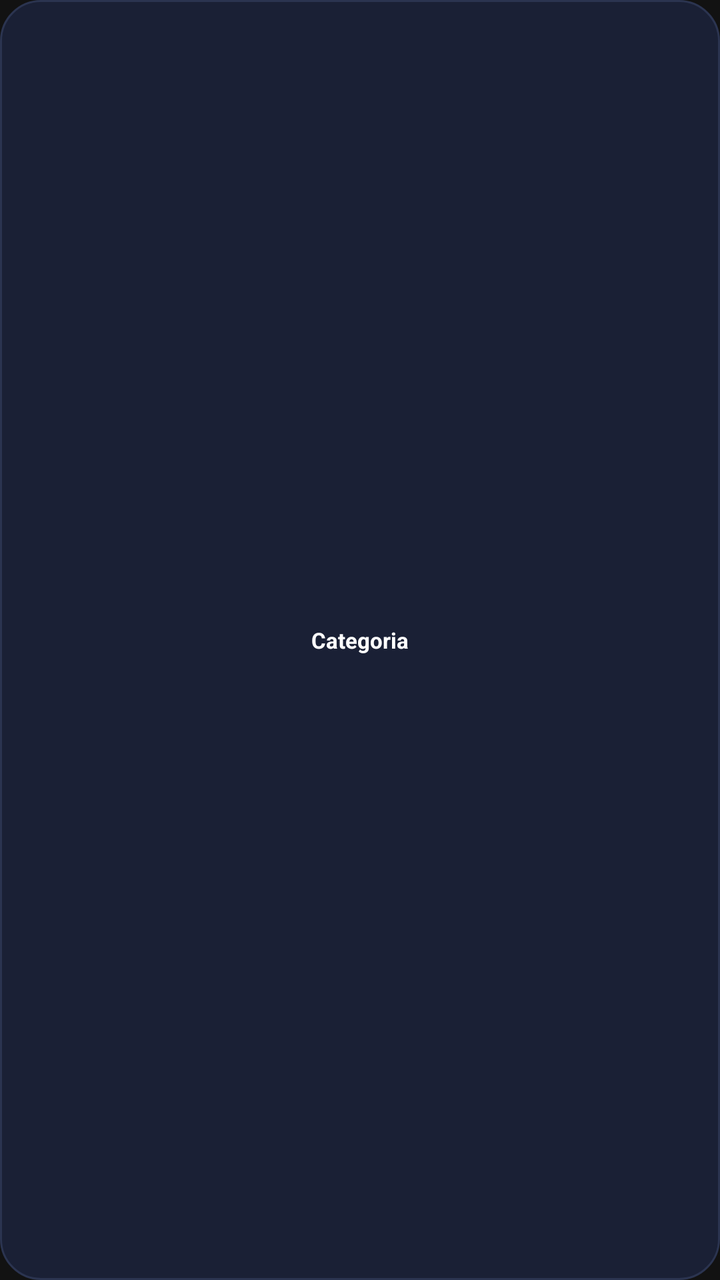
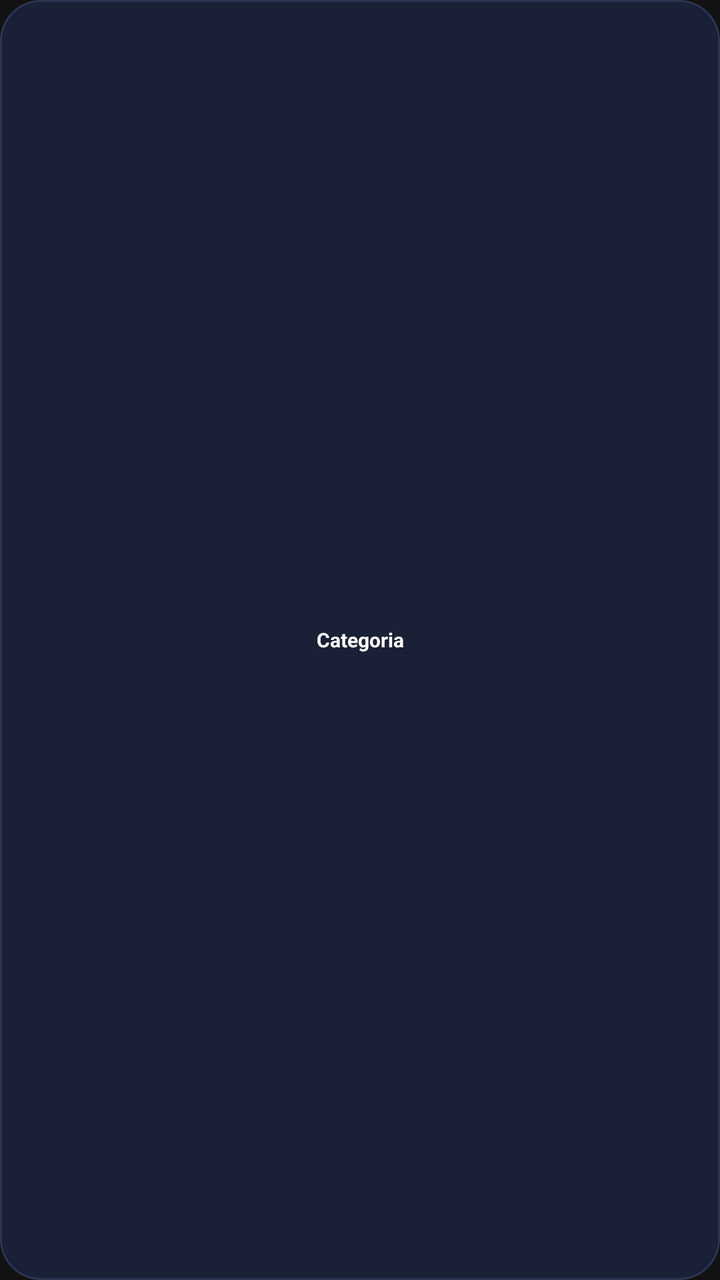

Before-and-after screenshots of an Android layout around one commit, followed by the original layout XML and the change that was made.
<!-- AndroidManifest.xml: application theme Theme.AndPlay -->
<!-- res/layout/item_category_pill.xml -->
<?xml version="1.0" encoding="utf-8"?>
<TextView xmlns:android="http://schemas.android.com/apk/res/android"
    android:id="@+id/pillText"
    android:layout_width="wrap_content"
    android:layout_height="26dp"
    android:layout_marginEnd="6dp"
    android:background="@drawable/pill_focus_bg"
    android:clickable="true"
    android:focusable="true"
    android:focusableInTouchMode="true"
    android:gravity="center"
    android:paddingStart="10dp"
    android:paddingEnd="10dp"
    android:text="Categoria"
    android:textColor="#FFFFFF"
    android:textSize="11sp"
    android:textStyle="bold" />
<!-- resources referenced by this layout -->
<resources>
  <!-- drawable pill_focus_bg (drawable) -->
  <?xml version="1.0" encoding="utf-8"?>
  <selector xmlns:android="http://schemas.android.com/apk/res/android">
      <item android:state_focused="true">
          <shape android:shape="rectangle">
              <corners android:radius="20dp" />
              <solid android:color="#FFC107" />
              <stroke android:width="2dp" android:color="#FFFFFF" />
          </shape>
      </item>
      <item android:state_selected="true">
          <shape android:shape="rectangle">
              <corners android:radius="20dp" />
              <solid android:color="#FFC107" />
          </shape>
      </item>
      <item>
          <shape android:shape="rectangle">
              <corners android:radius="20dp" />
              <solid android:color="#1A2035" />
              <stroke android:width="1dp" android:color="#2B3450" />
          </shape>
      </item>
  </selector>
  <style name="Theme.AndPlay" parent="@android:style/Theme.NoTitleBar.Fullscreen">
          <item name="android:windowBackground">#121212</item>
      </style>
</resources>

<!-- the commit's change to res/layout/item_category_pill.xml (unified diff, before → after) -->
@@ -2,16 +2,16 @@
 <TextView xmlns:android="http://schemas.android.com/apk/res/android"
     android:id="@+id/pillText"
     android:layout_width="wrap_content"
-    android:layout_height="26dp"
+    android:layout_height="22dp"
     android:layout_marginEnd="6dp"
     android:background="@drawable/pill_focus_bg"
     android:clickable="true"
     android:focusable="true"
     android:focusableInTouchMode="true"
     android:gravity="center"
-    android:paddingStart="10dp"
-    android:paddingEnd="10dp"
+    android:paddingStart="8dp"
+    android:paddingEnd="8dp"
     android:text="Categoria"
     android:textColor="#FFFFFF"
-    android:textSize="11sp"
+    android:textSize="10sp"
     android:textStyle="bold" />
